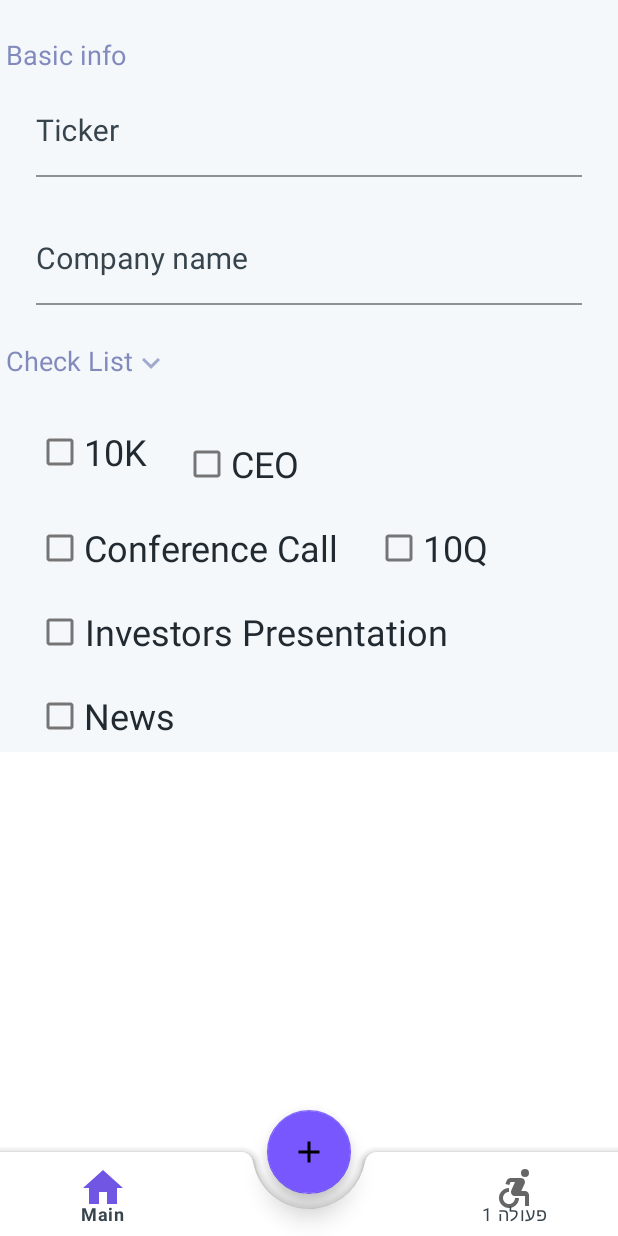
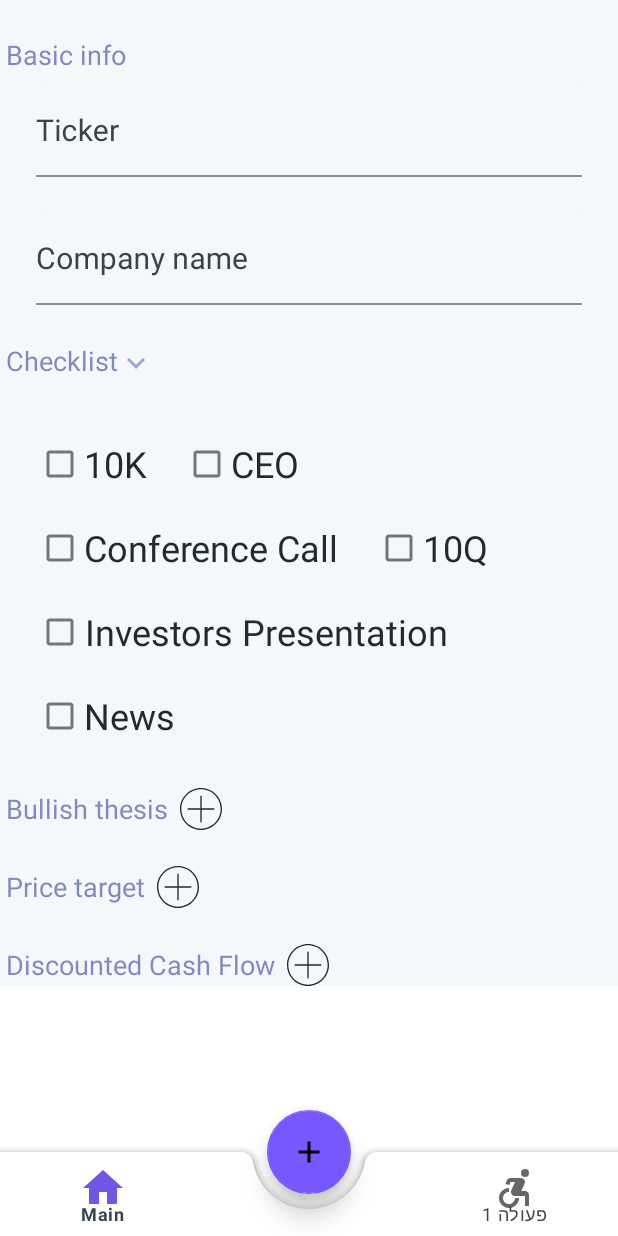
Before and after one commit to OrelsProjects/StocksPokedex, an Android app: the AddStockFragment screen opened through its navigation route, on a phone screen of 412 x 824 dp. Run offline under Robolectric (Android 15) with nearby library versions, the phone set to English and light mode, and no system bars; our stand-ins replace Dagger/Hilt's generated code, FlexboxLayout; libraries missing offline, so code that uses them is left out: androidx.hilt.lifecycle.

Commit message:
- Each add file linear layout is imported with include - Each check box is imported with include

```diff
--- a/app/src/main/java/com/example/stockspokedex/ui/fragments/AddStockFragment.kt
+++ b/app/src/main/java/com/example/stockspokedex/ui/fragments/AddStockFragment.kt
@@ -13,6 +13,9 @@ import com.example.stockspokedex.ui.viewstates.AddStockViewState
 import com.example.stockspokedex.utils.AppUtils
 import com.example.stockspokedex.utils.AppUtils.hideKeyboard
 import com.example.stockspokedex.utils.General
+import kotlinx.android.synthetic.main.add_file_bullish_thesis.*
+import kotlinx.android.synthetic.main.add_file_dcf.*
+import kotlinx.android.synthetic.main.add_file_price_target.*
 import kotlinx.android.synthetic.main.fragment_add_stock.*
 
 class AddStockFragment : BaseFragment<AddStockViewModel, AddStockViewState>(),
@@ -33,11 +36,13 @@ class AddStockFragment : BaseFragment<AddStockViewModel, AddStockViewState>(),
     override fun attachClickListeners() {
         addStockBackground.setOnClickListener(this)
         checklistLayout.setOnClickListener(this)
+        addBullishThesisFileImage.setOnClickListener(this)
+        addPriceTargetFileImage.setOnClickListener(this)
+        addDCFFileImage.setOnClickListener(this)
     }
 
     override fun getLayoutResourceFile(): Int = R.layout.fragment_add_stock
 
-    @SuppressLint("RestrictedApi")
     private fun onBackgroundClick() {
         clearFocus()
         hideKeyboard()
--- a/app/src/main/res/drawable/ic_add.xml
+++ b/app/src/main/res/drawable/ic_add.xml
@@ -3,8 +3,8 @@
     android:height="24dp"
     android:viewportWidth="24"
     android:viewportHeight="24"
-    android:tint="?attr/colorControlNormal">
-  <path
-      android:fillColor="?attr/colorPrimary"
-      android:pathData="M19,13h-6v6h-2v-6H5v-2h6V5h2v6h6v2z"/>
+    android:tint="?attr/colorPrimary">
+    <path
+        android:fillColor="?attr/colorPrimary"
+        android:pathData="M19,13h-6v6h-2v-6H5v-2h6V5h2v6h6v2z"/>
 </vector>
--- /dev/null
+++ b/app/src/main/res/drawable/ic_add_file.xml
@@ -0,0 +1,14 @@
+<vector xmlns:android="http://schemas.android.com/apk/res/android"
+    xmlns:tools="http://schemas.android.com/tools"
+    android:width="496dp"
+    android:height="496dp"
+    android:viewportWidth="496"
+    android:viewportHeight="496"
+    tools:ignore="VectorRaster">
+  <path
+      android:fillColor="?attr/colorTextPrimary"
+      android:pathData="M248,0C111.033,0 0,111.033 0,248c0.154,136.903 111.097,247.846 248,248c136.967,0 248,-111.033 248,-248S384.967,0 248,0zM248,480C119.87,480 16,376.13 16,248C16.146,119.93 119.93,16.146 248,16c128.13,0 232,103.87 232,232S376.13,480 248,480z"/>
+  <path
+      android:fillColor="?attr/colorTextPrimary"
+      android:pathData="M400,240H256V96c0,-4.418 -3.582,-8 -8,-8s-8,3.582 -8,8v144H96c-4.418,0 -8,3.582 -8,8s3.582,8 8,8h144v144c0,4.418 3.582,8 8,8s8,-3.582 8,-8V256h144c4.418,0 8,-3.582 8,-8S404.418,240 400,240z"/>
+</vector>
--- /dev/null
+++ b/app/src/main/res/layout/add_file_bullish_thesis.xml
@@ -0,0 +1,33 @@
+<?xml version="1.0" encoding="utf-8"?>
+<LinearLayout android:id="@+id/bullishThesisLayout"
+    android:layout_width="wrap_content"
+    android:layout_height="wrap_content"
+    android:layout_marginStart="@dimen/margin_start_4"
+    android:layout_marginTop="@dimen/margin_top_24"
+    android:animateLayoutChanges="true"
+    android:gravity="center"
+    android:orientation="horizontal"
+    app:layout_constraintStart_toStartOf="parent"
+    app:layout_constraintTop_toBottomOf="@+id/checklistFlexbox"
+    tools:ignore="UseCompoundDrawables"
+    xmlns:android="http://schemas.android.com/apk/res/android"
+    xmlns:app="http://schemas.android.com/apk/res-auto"
+    xmlns:tools="http://schemas.android.com/tools">
+
+    <TextView
+        android:id="@+id/bullishThesisText"
+        android:layout_width="wrap_content"
+        android:layout_height="wrap_content"
+        android:text="@string/bullish_thesis"
+        android:textColor="?attr/colorTextSecondaryVariant"
+        android:textSize="@dimen/text_18" />
+
+    <ImageView
+        android:id="@+id/addBullishThesisFileImage"
+        android:layout_width="@dimen/icon_28"
+        android:layout_height="@dimen/icon_28"
+        android:layout_marginStart="@dimen/margin_start_8"
+        android:background="@drawable/round_button_ripple"
+        android:contentDescription="@string/add_a_bullish_thesis_file"
+        android:src="@drawable/ic_add_file" />
+</LinearLayout>
--- /dev/null
+++ b/app/src/main/res/layout/add_file_dcf.xml
@@ -0,0 +1,33 @@
+<?xml version="1.0" encoding="utf-8"?>
+<LinearLayout xmlns:android="http://schemas.android.com/apk/res/android"
+    xmlns:app="http://schemas.android.com/apk/res-auto"
+    xmlns:tools="http://schemas.android.com/tools"
+    android:id="@+id/dcfLayout"
+    android:layout_width="wrap_content"
+    android:layout_height="wrap_content"
+    android:layout_marginStart="@dimen/margin_start_4"
+    android:layout_marginTop="@dimen/margin_top_24"
+    android:animateLayoutChanges="true"
+    android:gravity="center"
+    android:orientation="horizontal"
+    app:layout_constraintStart_toStartOf="parent"
+    app:layout_constraintTop_toBottomOf="@+id/priceTargetLayout"
+    tools:ignore="UseCompoundDrawables">
+
+    <TextView
+        android:id="@+id/dcfText"
+        android:layout_width="wrap_content"
+        android:layout_height="wrap_content"
+        android:text="@string/discounted_cash_flow"
+        android:textColor="?attr/colorTextSecondaryVariant"
+        android:textSize="@dimen/text_18" />
+
+    <ImageView
+        android:id="@+id/addDCFFileImage"
+        android:layout_width="@dimen/icon_28"
+        android:layout_height="@dimen/icon_28"
+        android:layout_marginStart="@dimen/margin_start_8"
+        android:background="@drawable/round_button_ripple"
+        android:contentDescription="@string/add_a_dcf_file_button"
+        android:src="@drawable/ic_add_file" />
+</LinearLayout>
--- /dev/null
+++ b/app/src/main/res/layout/add_file_price_target.xml
@@ -0,0 +1,32 @@
+<LinearLayout android:id="@+id/priceTargetLayout"
+    android:layout_width="wrap_content"
+    android:layout_height="wrap_content"
+    android:layout_marginStart="@dimen/margin_start_4"
+    android:layout_marginTop="@dimen/margin_top_24"
+    android:animateLayoutChanges="true"
+    android:gravity="center"
+    android:orientation="horizontal"
+    app:layout_constraintStart_toStartOf="parent"
+    app:layout_constraintTop_toBottomOf="@+id/bullishThesisLayout"
+    tools:ignore="UseCompoundDrawables"
+    xmlns:android="http://schemas.android.com/apk/res/android"
+    xmlns:app="http://schemas.android.com/apk/res-auto"
+    xmlns:tools="http://schemas.android.com/tools">
+
+    <TextView
+        android:id="@+id/priceTargetText"
+        android:layout_width="wrap_content"
+        android:layout_height="wrap_content"
+        android:text="@string/price_target"
+        android:textColor="?attr/colorTextSecondaryVariant"
+        android:textSize="@dimen/text_18" />
+
+    <ImageView
+        android:id="@+id/addPriceTargetFileImage"
+        android:layout_width="@dimen/icon_28"
+        android:layout_height="@dimen/icon_28"
+        android:layout_marginStart="@dimen/margin_start_8"
+        android:background="@drawable/round_button_ripple"
+        android:contentDescription="@string/add_a_price_target_file"
+        android:src="@drawable/ic_add_file" />
+</LinearLayout>
--- /dev/null
+++ b/app/src/main/res/layout/check_box_cc.xml
@@ -0,0 +1,16 @@
+<?xml version="1.0" encoding="utf-8"?>
+<com.google.android.material.checkbox.MaterialCheckBox xmlns:android="http://schemas.android.com/apk/res/android"
+    xmlns:app="http://schemas.android.com/apk/res-auto"
+    android:id="@+id/ccRadio"
+    android:layout_width="wrap_content"
+    android:layout_height="wrap_content"
+    android:layout_gravity="center_vertical"
+    android:layout_marginTop="@dimen/margin_top_8"
+    android:layout_marginEnd="@dimen/margin_end_24"
+    android:gravity="center"
+    android:text="@string/conference_call"
+    android:textColor="?attr/colorTextPrimary"
+    android:textSize="@dimen/text_24"
+    app:layout_constraintBottom_toBottomOf="parent"
+    app:layout_constraintEnd_toEndOf="parent"
+    app:layout_constraintTop_toTopOf="parent" />
--- /dev/null
+++ b/app/src/main/res/layout/check_box_ceo.xml
@@ -0,0 +1,16 @@
+<?xml version="1.0" encoding="utf-8"?>
+<com.google.android.material.checkbox.MaterialCheckBox android:id="@+id/ceoRadio"
+    android:layout_width="wrap_content"
+    android:layout_height="wrap_content"
+    android:layout_gravity="center_vertical"
+    android:layout_marginTop="@dimen/margin_top_8"
+    android:layout_marginEnd="@dimen/margin_end_24"
+    android:gravity="center"
+    android:text="@string/ceo"
+    android:textColor="?attr/colorTextPrimary"
+    android:textSize="@dimen/text_24"
+    app:layout_constraintBottom_toBottomOf="parent"
+    app:layout_constraintEnd_toEndOf="parent"
+    app:layout_constraintTop_toTopOf="parent"
+    xmlns:android="http://schemas.android.com/apk/res/android"
+    xmlns:app="http://schemas.android.com/apk/res-auto" />
--- /dev/null
+++ b/app/src/main/res/layout/check_box_investors_presentation.xml
@@ -0,0 +1,17 @@
+<?xml version="1.0" encoding="utf-8"?>
+<com.google.android.material.checkbox.MaterialCheckBox
+    android:id="@+id/presentationRadio"
+    android:layout_width="wrap_content"
+    android:layout_height="wrap_content"
+    android:layout_gravity="center_vertical"
+    android:layout_marginTop="@dimen/margin_top_8"
+    android:layout_marginEnd="@dimen/margin_end_24"
+    android:gravity="center"
+    android:text="@string/investors_presentation"
+    android:textColor="?attr/colorTextPrimary"
+    android:textSize="@dimen/text_24"
+    app:layout_constraintBottom_toBottomOf="parent"
+    app:layout_constraintEnd_toEndOf="parent"
+    app:layout_constraintTop_toTopOf="parent"
+    xmlns:android="http://schemas.android.com/apk/res/android"
+    xmlns:app="http://schemas.android.com/apk/res-auto" />
--- /dev/null
+++ b/app/src/main/res/layout/check_box_news.xml
@@ -0,0 +1,16 @@
+<?xml version="1.0" encoding="utf-8"?>
+<com.google.android.material.checkbox.MaterialCheckBox xmlns:android="http://schemas.android.com/apk/res/android"
+    xmlns:app="http://schemas.android.com/apk/res-auto"
+    android:id="@+id/newsRadio"
+    android:layout_width="wrap_content"
+    android:layout_height="wrap_content"
+    android:layout_gravity="center_vertical"
+    android:layout_marginTop="@dimen/margin_top_8"
+    android:layout_marginEnd="@dimen/margin_end_24"
+    android:gravity="center"
+    android:text="@string/news"
+    android:textColor="?attr/colorTextPrimary"
+    android:textSize="@dimen/text_24"
+    app:layout_constraintBottom_toBottomOf="parent"
+    app:layout_constraintEnd_toEndOf="parent"
+    app:layout_constraintTop_toTopOf="parent" />
--- /dev/null
+++ b/app/src/main/res/layout/check_box_ten_k.xml
@@ -0,0 +1,16 @@
+<?xml version="1.0" encoding="utf-8"?>
+<com.google.android.material.checkbox.MaterialCheckBox xmlns:android="http://schemas.android.com/apk/res/android"
+    xmlns:app="http://schemas.android.com/apk/res-auto"
+    android:id="@+id/tenKRadio"
+    android:layout_width="wrap_content"
+    android:layout_height="wrap_content"
+    android:layout_gravity="center_vertical"
+    android:layout_marginTop="@dimen/margin_top_8"
+    android:layout_marginEnd="@dimen/margin_end_24"
+    android:gravity="center"
+    android:text="@string/_10k"
+    android:textColor="?attr/colorTextPrimary"
+    android:textSize="@dimen/text_24"
+    app:layout_constraintBottom_toBottomOf="parent"
+    app:layout_constraintEnd_toEndOf="parent"
+    app:layout_constraintTop_toTopOf="parent" />
--- /dev/null
+++ b/app/src/main/res/layout/check_box_ten_q.xml
@@ -0,0 +1,16 @@
+<?xml version="1.0" encoding="utf-8"?>
+<com.google.android.material.checkbox.MaterialCheckBox android:id="@+id/ceoRadio"
+    android:layout_width="wrap_content"
+    android:layout_height="wrap_content"
+    android:layout_gravity="center_vertical"
+    android:layout_marginTop="@dimen/margin_top_8"
+    android:layout_marginEnd="@dimen/margin_end_24"
+    android:gravity="center"
+    android:text="@string/_10q"
+    android:textColor="?attr/colorTextPrimary"
+    android:textSize="@dimen/text_24"
+    app:layout_constraintBottom_toBottomOf="parent"
+    app:layout_constraintEnd_toEndOf="parent"
+    app:layout_constraintTop_toTopOf="parent"
+    xmlns:android="http://schemas.android.com/apk/res/android"
+    xmlns:app="http://schemas.android.com/apk/res-auto" />
--- a/app/src/main/res/layout/fragment_add_stock.xml
+++ b/app/src/main/res/layout/fragment_add_stock.xml
@@ -1,6 +1,7 @@
 <?xml version="1.0" encoding="utf-8"?>
 <ScrollView xmlns:android="http://schemas.android.com/apk/res/android"
     xmlns:app="http://schemas.android.com/apk/res-auto"
+    xmlns:tools="http://schemas.android.com/tools"
     android:layout_width="match_parent"
     android:layout_height="match_parent">
 
@@ -84,13 +85,14 @@
             android:layout_marginTop="@dimen/margin_top_24"
             android:gravity="center|center_vertical"
             app:layout_constraintStart_toStartOf="parent"
-            app:layout_constraintTop_toBottomOf="@id/companyNameInput">
+            app:layout_constraintTop_toBottomOf="@id/companyNameInput"
+            tools:ignore="UseCompoundDrawables">
 
             <TextView
                 android:id="@+id/checkListText"
                 android:layout_width="wrap_content"
                 android:layout_height="wrap_content"
-                android:text="@string/check_list"
+                android:text="@string/checklist"
                 android:textColor="?attr/colorTextSecondaryVariant"
                 android:textSize="@dimen/text_18" />
 
@@ -119,95 +121,26 @@
             app:layout_constraintStart_toStartOf="parent"
             app:layout_constraintTop_toBottomOf="@+id/checklistLayout">
 
-            <com.google.android.material.checkbox.MaterialCheckBox
-                android:id="@+id/tenKRadio"
-                android:layout_width="wrap_content"
-                android:layout_height="wrap_content"
-                android:layout_gravity="center_vertical"
-                android:layout_marginEnd="@dimen/margin_end_24"
-                android:gravity="center"
-                android:text="@string/_10k"
-                android:textColor="?attr/colorTextPrimary"
-                android:textSize="@dimen/text_24"
-                app:layout_constraintBottom_toBottomOf="parent"
-                app:layout_constraintEnd_toEndOf="parent"
-                app:layout_constraintTop_toTopOf="parent" />
+            <include layout="@layout/check_box_ten_k" />
 
-            <com.google.android.material.checkbox.MaterialCheckBox
-                android:id="@+id/ceoRadio"
-                android:layout_width="wrap_content"
-                android:layout_height="wrap_content"
-                android:layout_gravity="center_vertical"
-                android:layout_marginTop="@dimen/margin_top_8"
-                android:layout_marginEnd="@dimen/margin_end_24"
-                android:gravity="center"
-                android:text="@string/ceo"
-                android:textColor="?attr/colorTextPrimary"
-                android:textSize="@dimen/text_24"
-                app:layout_constraintBottom_toBottomOf="parent"
-                app:layout_constraintEnd_toEndOf="parent"
-                app:layout_constraintTop_toTopOf="parent" />
+            <include layout="@layout/check_box_ceo" />
 
-            <com.google.android.material.checkbox.MaterialCheckBox
-                android:id="@+id/ccRadio"
-                android:layout_width="wrap_content"
-                android:layout_height="wrap_content"
-                android:layout_gravity="center_vertical"
-                android:layout_marginTop="@dimen/margin_top_8"
-                android:layout_marginEnd="@dimen/margin_end_24"
-                android:gravity="center"
-                android:text="@string/conference_call"
-                android:textColor="?attr/colorTextPrimary"
-                android:textSize="@dimen/text_24"
-                app:layout_constraintBottom_toBottomOf="parent"
-                app:layout_constraintEnd_toEndOf="parent"
-                app:layout_constraintTop_toTopOf="parent" />
+            <include layout="@layout/check_box_cc" />
 
-            <com.google.android.material.checkbox.MaterialCheckBox
-                android:id="@+id/tenQRadio"
-                android:layout_width="wrap_content"
-                android:layout_height="wrap_content"
-                android:layout_gravity="center_vertical"
-                android:layout_marginTop="@dimen/margin_top_8"
-                android:layout_marginEnd="@dimen/margin_end_24"
-                android:gravity="center"
-                android:text="@string/_10q"
-                android:textColor="?attr/colorTextPrimary"
-                android:textSize="@dimen/text_24"
-                app:layout_constraintBottom_toBottomOf="parent"
-                app:layout_constraintEnd_toEndOf="parent"
-                app:layout_constraintTop_toTopOf="parent" />
+            <include layout="@layout/check_box_ten_q" />
 
-            <com.google.android.material.checkbox.MaterialCheckBox
-                android:id="@+id/presentationRadio"
-                android:layout_width="wrap_content"
-                android:layout_height="wrap_content"
-                android:layout_gravity="center_vertical"
-                android:layout_marginTop="@dimen/margin_top_8"
-                android:layout_marginEnd="@dimen/margin_end_24"
-                android:gravity="center"
-                android:text="@string/investors_presentation"
-                android:textColor="?attr/colorTextPrimary"
-                android:textSize="@dimen/text_24"
-                app:layout_constraintBottom_toBottomOf="parent"
-                app:layout_constraintEnd_toEndOf="parent"
-                app:layout_constraintTop_toTopOf="parent" />
+            <include layout="@layout/check_box_investors_presentation" />
 
-            <com.google.android.material.checkbox.MaterialCheckBox
-                android:id="@+id/newsRadio"
-                android:layout_width="wrap_content"
-                android:layout_height="wrap_content"
-                android:layout_gravity="center_vertical"
-                android:layout_marginTop="@dimen/margin_top_8"
-                android:layout_marginEnd="@dimen/margin_end_24"
-                android:gravity="center"
-                android:text="@string/news"
-                android:textColor="?attr/colorTextPrimary"
-                android:textSize="@dimen/text_24"
-                app:layout_constraintBottom_toBottomOf="parent"
-                app:layout_constraintEnd_toEndOf="parent"
-                app:layout_constraintTop_toTopOf="parent" />
+            <include layout="@layout/check_box_news" />
+
         </com.google.android.flexbox.FlexboxLayout>
+
+
+        <include layout="@layout/add_file_bullish_thesis" />
+
+        <include layout="@layout/add_file_price_target" />
+
+        <include layout="@layout/add_file_dcf" />
 
     </androidx.constraintlayout.widget.ConstraintLayout>
 </ScrollView>
--- a/app/src/main/res/values/strings.xml
+++ b/app/src/main/res/values/strings.xml
@@ -21,7 +21,13 @@
     <string name="conference_call">Conference Call</string>
     <string name="_10q">10Q</string>
     <string name="investors_presentation">Investors Presentation</string>
-    <string name="check_list">Check List</string>
+    <string name="checklist">Checklist</string>
     <string name="show_todo_list">show todo list</string>
     <string name="basic_info">Basic info</string>
+    <string name="add_a_bullish_thesis_file">add a bullish thesis file</string>
+    <string name="bullish_thesis">Bullish thesis</string>
+    <string name="price_target">Price target</string>
+    <string name="add_a_dcf_file_button">Add a DCF file button</string>
+    <string name="add_a_price_target_file">Add a price target file</string>
+    <string name="discounted_cash_flow">Discounted Cash Flow</string>
 </resources>
```
